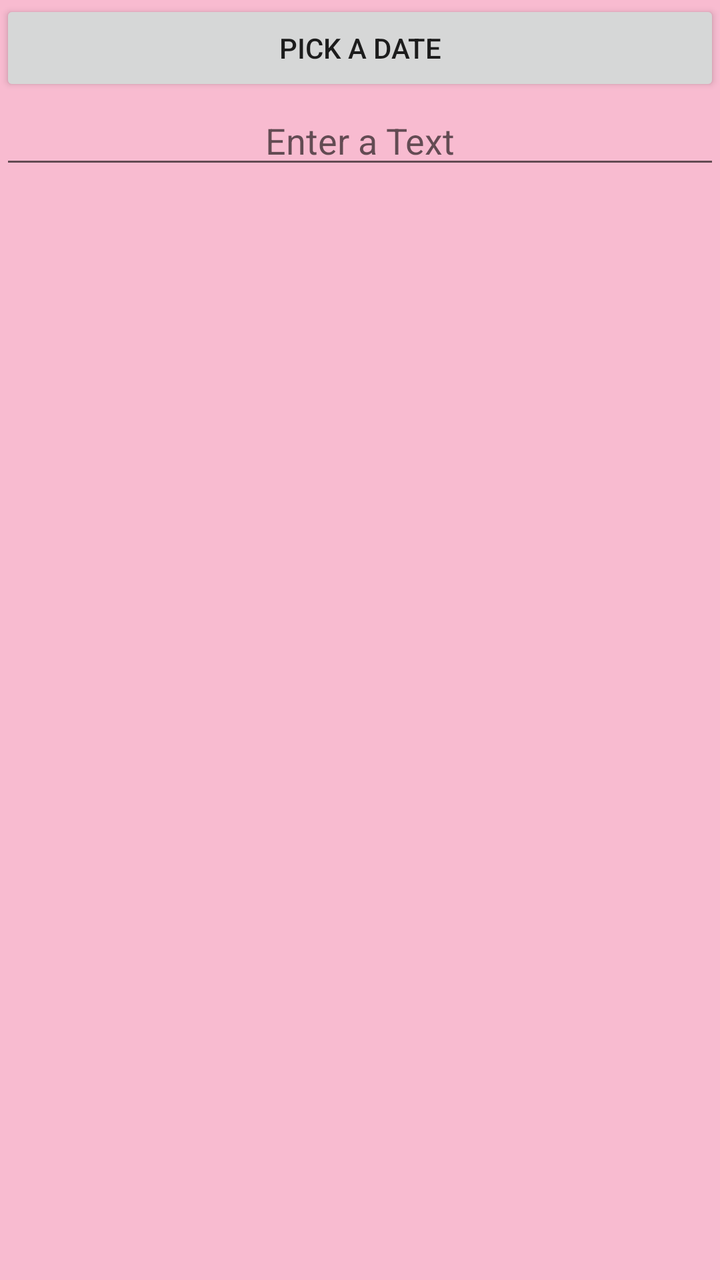
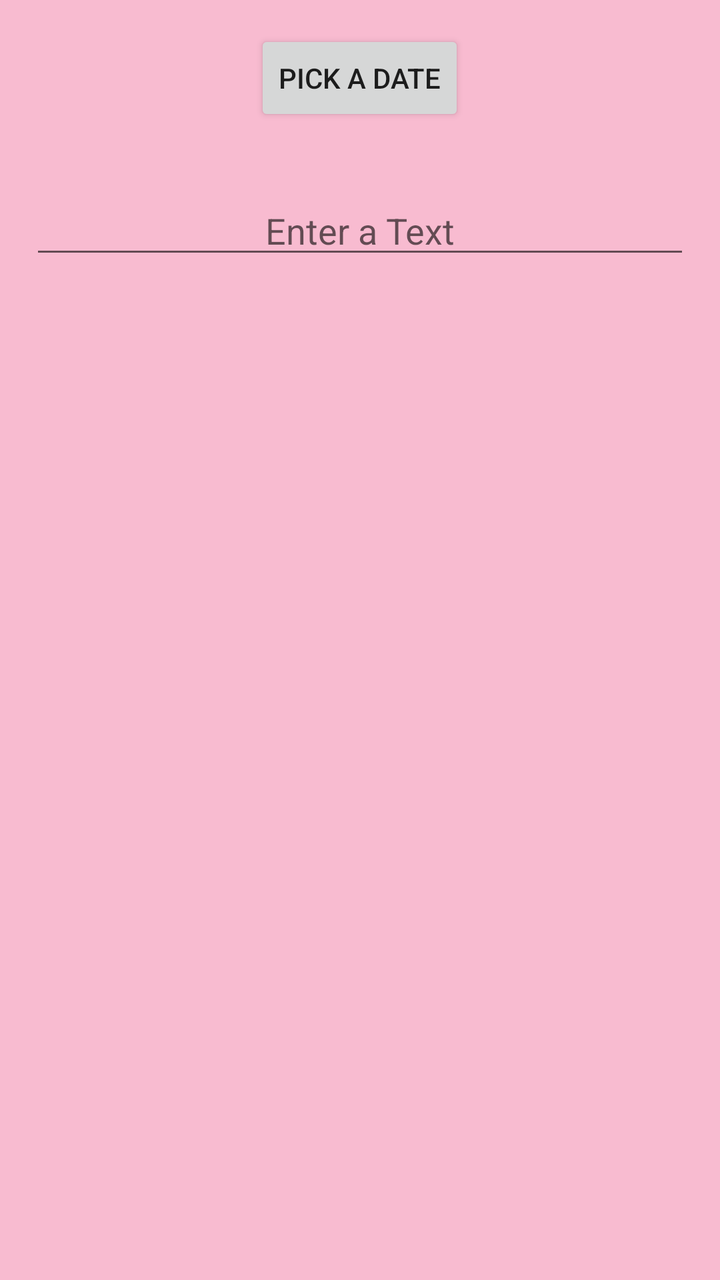

Two renders of the same Android screen: before a commit and after it. Below are the layout's source before the change and the commit's diff.
<!-- AndroidManifest.xml: application theme MyMaterialTheme -->
<!-- res/layout/search_date_or_text_dialog_fragment.xml -->
<?xml version="1.0" encoding="utf-8"?>
<LinearLayout xmlns:android="http://schemas.android.com/apk/res/android"
    android:orientation="vertical" android:layout_width="match_parent"
    android:layout_height="match_parent">
    <Button
        android:id="@+id/search_date"
        android:layout_width="match_parent"
        android:layout_height="wrap_content"
        android:text="@string/pick_date"/>
    <EditText
        android:id="@+id/search_text"
        android:layout_width="match_parent"
        android:layout_height="wrap_content"
        android:hint="@string/search_text"
        android:gravity="center"
        android:imeOptions="flagNoExtractUi"
        android:inputType="textNoSuggestions|textMultiLine"/>
</LinearLayout>
<!-- resources referenced by this layout -->
<resources>
  <string name="pick_date">Pick a Date</string>
  <string name="search_text">Enter a Text</string>
  <style name="MyMaterialTheme" parent="MyMaterialTheme.Base">
  
      </style>
  <style name="MyMaterialTheme.Base" parent="Theme.AppCompat.Light.DarkActionBar">
          <item name="windowNoTitle">true</item>
          <item name="windowActionBar">false</item>
          <item name="colorPrimary">@color/colorPrimary</item>
          <item name="colorPrimaryDark">@color/colorPrimaryDark</item>
          <item name="colorAccent">@color/colorAccent</item>
          <item name="android:windowBackground">@color/windowBackground</item>
      </style>
  <color name="colorPrimary">#EC407A</color>
  <color name="colorPrimaryDark">#AD1457</color>
  <color name="colorAccent">#EA80FC</color>
  <color name="windowBackground">#F8BBD0</color>
</resources>

<!-- the commit's change to res/layout/search_date_or_text_dialog_fragment.xml (unified diff, before → after) -->
@@ -4,8 +4,10 @@
     android:layout_height="match_parent">
     <Button
         android:id="@+id/search_date"
-        android:layout_width="match_parent"
+        android:layout_width="wrap_content"
         android:layout_height="wrap_content"
+        android:layout_gravity="center"
+        android:layout_margin="15dp"
         android:text="@string/pick_date"/>
     <EditText
         android:id="@+id/search_text"
@@ -14,5 +16,6 @@
         android:hint="@string/search_text"
         android:gravity="center"
         android:imeOptions="flagNoExtractUi"
-        android:inputType="textNoSuggestions|textMultiLine"/>
+        android:inputType="textNoSuggestions|textMultiLine"
+        android:layout_margin="15dp"/>
 </LinearLayout>
